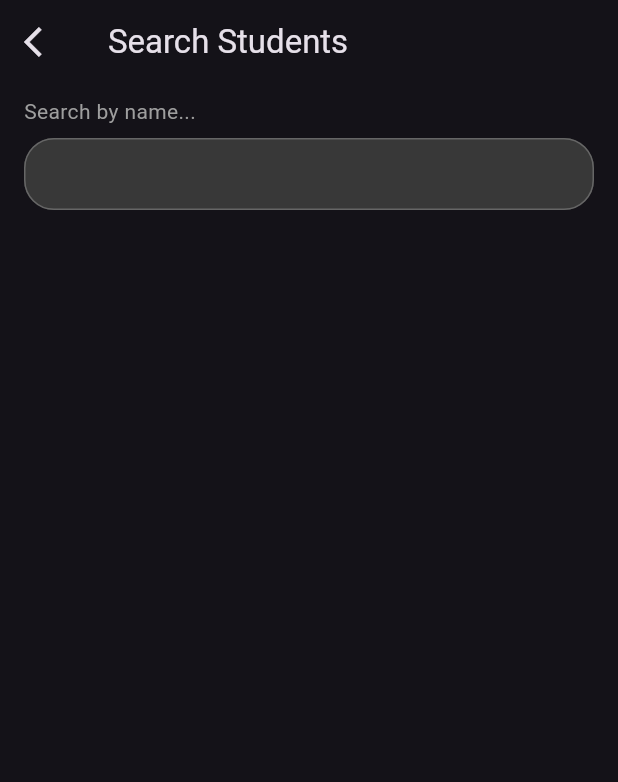
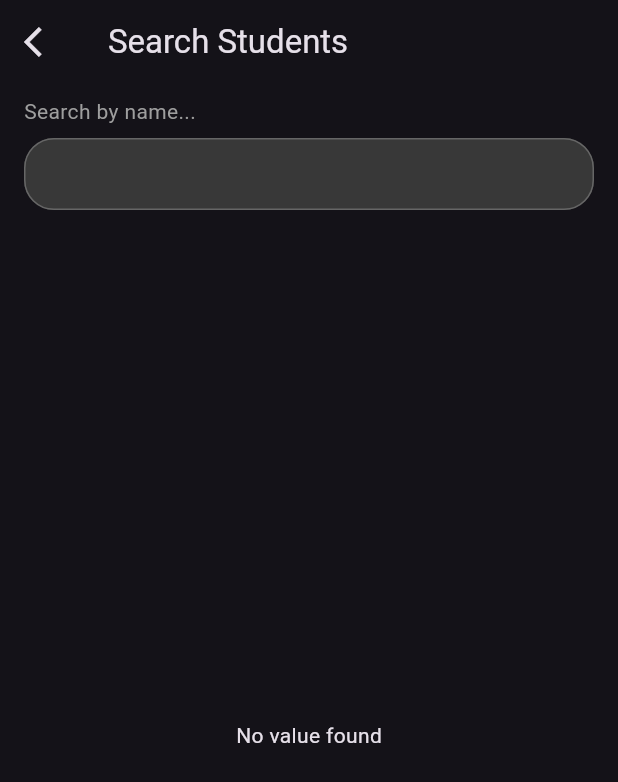
Before and after one commit to adhilfouzi/student_management_application_using_provider, a Flutter app: the SearchScreen screen opened directly, on a phone screen of 412 x 824 dp. Shown: the top 782 px of the screen. Run offline on Flutter 3.47's test engine with Material 3 defaults, Android fonts, the phone set to English and light mode, and no system bars.

Commit message:
add no value data

```diff
--- a/lib/view/searchstudent.dart
+++ b/lib/view/searchstudent.dart
@@ -39,6 +39,11 @@ class SearchScreen extends StatelessWidget {
                 builder: (context, studentProvider, _) {
                   List<StudentModel> searchResults =
                       studentProvider.searchResults;
+                  if (searchResults.isEmpty) {
+                    return const Center(
+                      child: Text('No value found'),
+                    );
+                  } else {
                     return ListView.builder(
                       itemCount: searchResults.length,
                       itemBuilder: (context, index) {
@@ -58,6 +63,7 @@ class SearchScreen extends StatelessWidget {
                         );
                       },
                     );
+                  }
                 },
               ),
             ),
```
Also changed, not shown: lib/controller/functions/funtions.dart (deleted, +0 -19 lines), pubspec.lock. Lines whose indentation alone changed are shown as unchanged.
